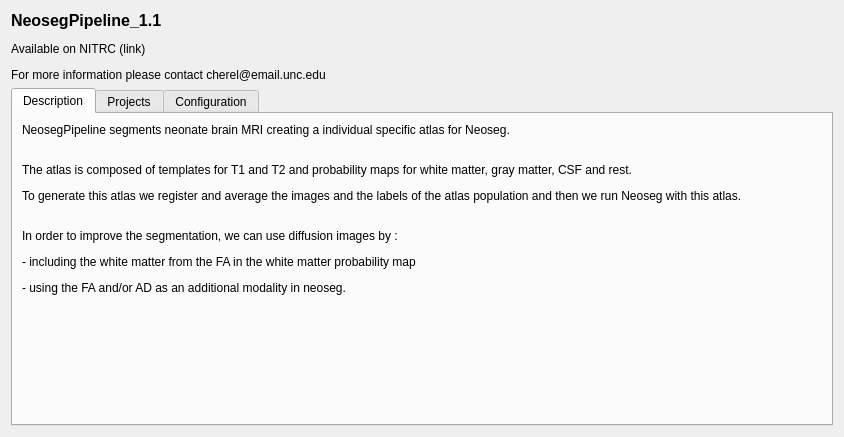
First picture: the form in NeosegPipeline/About.ui, repository hay318/NeosegPipeline, before the edit.
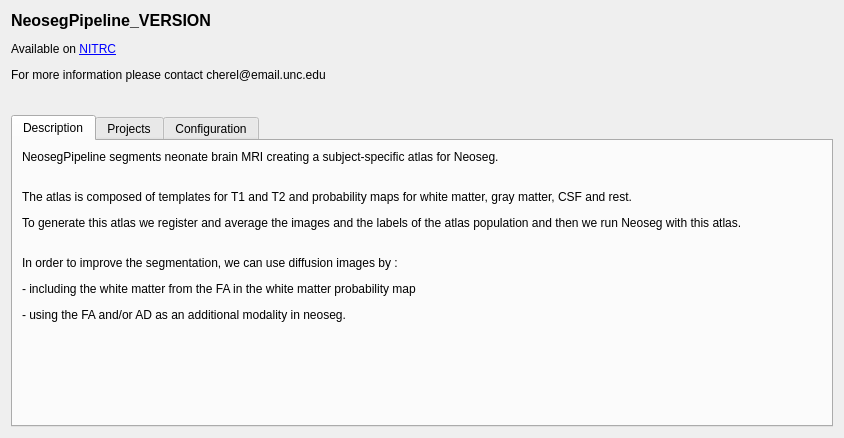
Second picture: the form after the edit. Icons and pictures are not drawn.

Commit message: ENH: Update NeosegPipeline and add icons

```diff
--- a/NeosegPipeline/About.ui
+++ b/NeosegPipeline/About.ui
@@ -7,7 +7,7 @@
     <x>0</x>
     <y>0</y>
     <width>844</width>
-    <height>437</height>
+    <height>438</height>
    </rect>
   </property>
   <property name="windowTitle">
@@ -15,20 +15,71 @@
   </property>
   <layout class="QVBoxLayout" name="verticalLayout">
    <item>
-    <widget class="QLabel" name="label_2">
+    <widget class="QWidget" name="widget" native="true">
+     <layout class="QGridLayout" name="gridLayout">
+      <property name="margin">
+       <number>0</number>
+      </property>
+      <item row="0" column="2">
+       <widget class="QLabel" name="label_5">
+        <property name="text">
+         <string>&lt;html&gt;&lt;head/&gt;&lt;body&gt;&lt;p&gt;&lt;img src=&quot;:/icons/icons/Logo128*128.png&quot;/&gt;&lt;/p&gt;&lt;/body&gt;&lt;/html&gt;</string>
+        </property>
+       </widget>
+      </item>
+      <item row="0" column="1">
+       <spacer name="horizontalSpacer">
+        <property name="orientation">
+         <enum>Qt::Horizontal</enum>
+        </property>
+        <property name="sizeHint" stdset="0">
+         <size>
+          <width>40</width>
+          <height>20</height>
+         </size>
+        </property>
+       </spacer>
+      </item>
+      <item row="0" column="0">
+       <widget class="QWidget" name="widget_2" native="true">
+        <layout class="QGridLayout" name="gridLayout_2">
+         <property name="margin">
+          <number>0</number>
+         </property>
+         <item row="0" column="0">
+          <widget class="QLabel" name="aboutTitle_label">
      <property name="font">
       <font>
        <strikeout>false</strikeout>
       </font>
      </property>
      <property name="text">
-      <string>&lt;html&gt;&lt;head/&gt;&lt;body&gt;&lt;p&gt;&lt;span style=&quot; font-size:12pt; font-weight:600;&quot;&gt;NeosegPipeline_1.1&lt;/span&gt;&lt;/p&gt;&lt;p&gt;Available on NITRC (link)&lt;/p&gt;&lt;p&gt;For more information please contact cherel@email.unc.edu&lt;/p&gt;&lt;/body&gt;&lt;/html&gt;</string>
+            <string>&lt;html&gt;&lt;head/&gt;&lt;body&gt;&lt;p&gt;&lt;span style=&quot; font-size:12pt; font-weight:600;&quot;&gt;NeosegPipeline_VERSION&lt;/span&gt;&lt;/p&gt;&lt;p&gt;Available on &lt;a href=&quot;http://www.nitrc.org/projects/neosegpipeline/&quot;&gt;&lt;span style=&quot; text-decoration: underline; color:#0000ff;&quot;&gt;NITRC&lt;/span&gt;&lt;/a&gt;&lt;/p&gt;&lt;p&gt;For more information please contact cherel@email.unc.edu&lt;/p&gt;&lt;/body&gt;&lt;/html&gt;</string>
      </property>
      <property name="margin">
       <number>10</number>
      </property>
     </widget>
    </item>
+         <item row="1" column="0">
+          <spacer name="verticalSpacer_4">
+           <property name="orientation">
+            <enum>Qt::Vertical</enum>
+           </property>
+           <property name="sizeHint" stdset="0">
+            <size>
+             <width>20</width>
+             <height>40</height>
+            </size>
+           </property>
+          </spacer>
+         </item>
+        </layout>
+       </widget>
+      </item>
+     </layout>
+    </widget>
+   </item>
    <item>
     <widget class="QTabWidget" name="tabWidget">
      <property name="currentIndex">
@@ -42,7 +93,7 @@
        <item>
         <widget class="QLabel" name="label">
          <property name="text">
-          <string>&lt;html&gt;&lt;head/&gt;&lt;body&gt;&lt;p&gt;NeosegPipeline segments neonate brain MRI creating a individual specific atlas for Neoseg. &lt;br/&gt;&lt;/p&gt;&lt;p&gt;The atlas is composed of templates for T1 and T2 and probability maps for white matter, gray matter, CSF and rest. &lt;/p&gt;&lt;p&gt;To generate this atlas we register and average the images and the labels of the atlas population and then we run Neoseg with this atlas. &lt;br/&gt;&lt;/p&gt;&lt;p&gt;In order to improve the segmentation, we can use diffusion images by :&lt;/p&gt;&lt;p&gt;- including the white matter from the FA in the white matter probability map &lt;/p&gt;&lt;p&gt;- using the FA and/or AD as an additional modality in neoseg. &lt;/p&gt;&lt;/body&gt;&lt;/html&gt;</string>
+          <string>&lt;html&gt;&lt;head/&gt;&lt;body&gt;&lt;p&gt;NeosegPipeline segments neonate brain MRI creating a subject-specific atlas for Neoseg. &lt;br/&gt;&lt;/p&gt;&lt;p&gt;The atlas is composed of templates for T1 and T2 and probability maps for white matter, gray matter, CSF and rest. &lt;/p&gt;&lt;p&gt;To generate this atlas we register and average the images and the labels of the atlas population and then we run Neoseg with this atlas. &lt;br/&gt;&lt;/p&gt;&lt;p&gt;In order to improve the segmentation, we can use diffusion images by :&lt;/p&gt;&lt;p&gt;- including the white matter from the FA in the white matter probability map &lt;/p&gt;&lt;p&gt;- using the FA and/or AD as an additional modality in neoseg. &lt;/p&gt;&lt;/body&gt;&lt;/html&gt;</string>
          </property>
         </widget>
        </item>
```
Left out of the diff: 4 changed lines with no effect on the pictures. Lines whose indentation alone changed are shown as unchanged. The commit also changes 44 other files.
